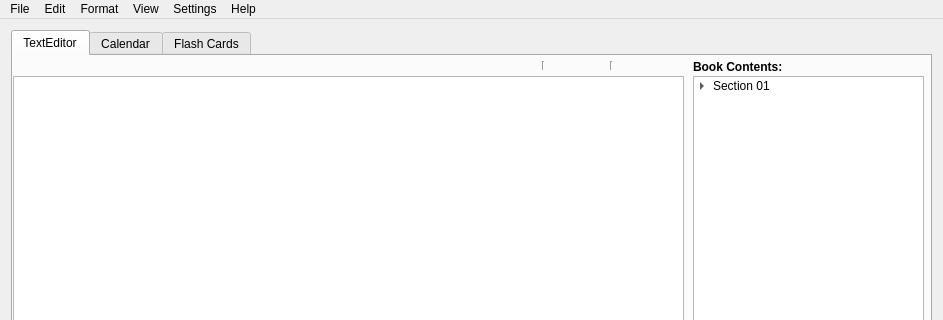
Qt form Qt Project Files/SpiralBound/mainwindow.ui (ECU-CSCI-4230/SpiralBound) before a commit; both pictures show x 0 to 943 and y 0 to 320 of the 943 by 642 pixel window.
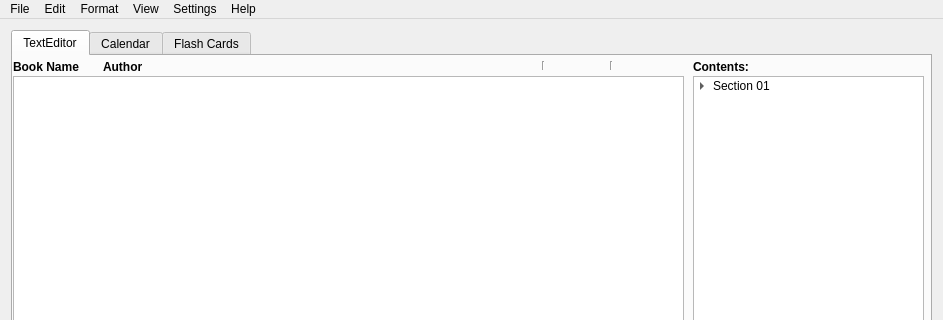
The same form after that commit. Icons and pictures are not drawn.

The edit to the form file:
```diff
--- a/Qt Project Files/SpiralBound/mainwindow.ui
+++ b/Qt Project Files/SpiralBound/mainwindow.ui
@@ -237,12 +237,18 @@
        <widget class="QLabel" name="label_bookName">
         <property name="geometry">
          <rect>
-          <x>4</x>
+          <x>0</x>
           <y>0</y>
-          <width>101</width>
+          <width>81</width>
           <height>21</height>
          </rect>
         </property>
+        <property name="sizePolicy">
+         <sizepolicy hsizetype="MinimumExpanding" vsizetype="Minimum">
+          <horstretch>1</horstretch>
+          <verstretch>0</verstretch>
+         </sizepolicy>
+        </property>
         <property name="font">
          <font>
           <weight>75</weight>
@@ -250,7 +256,7 @@
          </font>
         </property>
         <property name="text">
-         <string/>
+         <string>Book Name</string>
         </property>
        </widget>
        <widget class="QLabel" name="label_Content">
@@ -269,7 +275,7 @@
          </font>
         </property>
         <property name="text">
-         <string>Book Contents:</string>
+         <string>Contents:</string>
         </property>
        </widget>
        <widget class="QWidget" name="layoutWidget">
@@ -551,6 +557,25 @@
          </item>
         </layout>
        </widget>
+       <widget class="QLabel" name="label_bookAuthor">
+        <property name="geometry">
+         <rect>
+          <x>90</x>
+          <y>0</y>
+          <width>101</width>
+          <height>21</height>
+         </rect>
+        </property>
+        <property name="font">
+         <font>
+          <weight>75</weight>
+          <bold>true</bold>
+         </font>
+        </property>
+        <property name="text">
+         <string>Author</string>
+        </property>
+       </widget>
        <zorder>layoutWidget</zorder>
        <zorder>textEdit</zorder>
        <zorder>pushButton_addPage</zorder>
```
Left out of the diff: 3 changed lines with no effect on the pictures.
